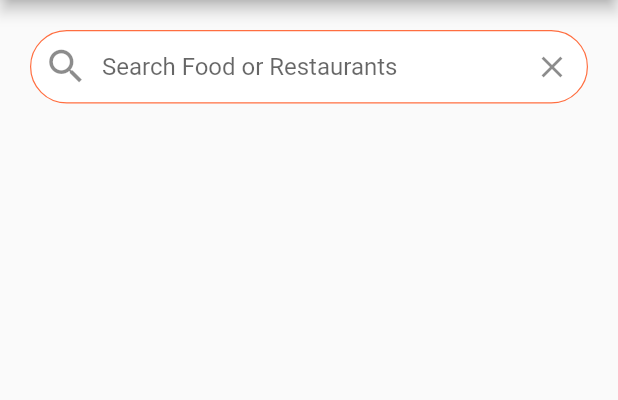
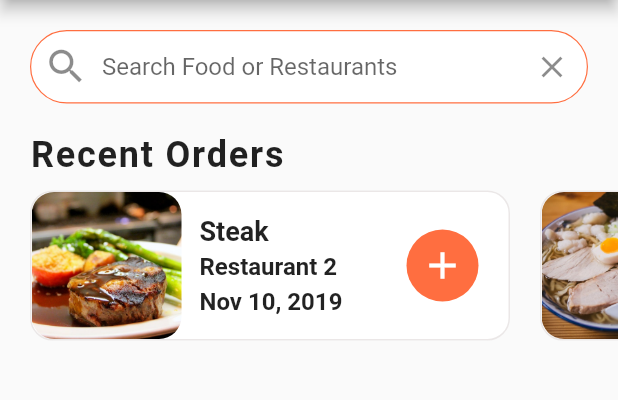
Before and after one commit to mrmezan06/food_delivery_ui, a Flutter app: the screen it shows after launch, on a phone screen of 412 x 824 dp, the part 84-484 px from its top. Run offline on Flutter 3.47's test engine with Material 2 defaults, Android fonts, the phone set to English and light mode, and no system bars.

Commit message:
Recent Orders Completed

```diff
--- a/lib/screens/home_screen.dart
+++ b/lib/screens/home_screen.dart
@@ -1,5 +1,6 @@
 import 'package:flutter/material.dart';
 import 'package:food_delivery_ui/data/data.dart';
+import 'package:food_delivery_ui/widgets/recent_orders.dart';
 
 class HomeScreen extends StatefulWidget {
   const HomeScreen({Key? key}) : super(key: key);
@@ -63,6 +64,7 @@ class _HomeScreenState extends State<HomeScreen> {
               ),
             ),
           ),
+          RecentOrders(),
         ],
       ),
     );
--- /dev/null
+++ b/lib/widgets/recent_orders.dart
@@ -0,0 +1,123 @@
+import 'package:flutter/cupertino.dart';
+import 'package:flutter/material.dart';
+import 'package:food_delivery_ui/data/data.dart';
+import 'package:food_delivery_ui/models/order.dart';
+
+class RecentOrders extends StatelessWidget {
+  _buildRecentOrder(BuildContext context, Order order){
+    return Container(
+      margin: EdgeInsets.all(10.0),
+      width: 320.0,
+      decoration: BoxDecoration(
+        color: Colors.white,
+        borderRadius: BorderRadius.circular(15.0),
+        border: Border.all(
+          width: 1.0,
+          color: const Color.fromARGB(100, 203, 195, 195),
+        )
+      ),
+      child: Row(
+        mainAxisAlignment: MainAxisAlignment.spaceBetween,
+        children: <Widget>[
+          Expanded(child:
+      Row(
+          children: [
+          ClipRRect(
+          borderRadius: BorderRadius.circular(15.0),
+      child: Image(
+        height: 100.0,
+        width: 100.0,
+        image: AssetImage(order.food.imageUrl),
+        fit: BoxFit.cover,
+      ),
+    ),
+              Expanded(
+                child: Container(
+                  margin: EdgeInsets.all(12.0),
+                  child: Column(
+                    mainAxisAlignment: MainAxisAlignment.center,
+                    crossAxisAlignment: CrossAxisAlignment.start,
+                    children: <Widget>[
+                      Text(order.food.name,
+                        style: const TextStyle(
+                          fontSize: 18.0,
+                          fontWeight: FontWeight.bold,
+                        ),
+                        overflow: TextOverflow.ellipsis,
+                      ),
+                      const SizedBox(height: 4.0),
+                      Text(order.restaurant.name,
+                        style: const TextStyle(
+                          fontSize: 16.0,
+                          fontWeight: FontWeight.w600,
+                        ),
+                        overflow: TextOverflow.ellipsis,
+                      ),
+                      const SizedBox(height: 4.0),
+                      Text(order.date,
+                        style: const TextStyle(
+                          fontSize: 16.0,
+                          fontWeight: FontWeight.w600,
+                        ),
+                        overflow: TextOverflow.ellipsis,
+                      ),
+                    ],
+                  ),
+                ),
+              ),
+            ],
+          ),
+          ),
+
+          Container(
+            margin: const EdgeInsets.only(right: 20.0),
+            width: 48.0,
+            decoration: BoxDecoration(
+              color: Theme.of(context).primaryColor,
+              borderRadius: BorderRadius.circular(30.0),
+            ),
+            child: IconButton(
+              icon: const Icon(Icons.add),
+              iconSize: 30.0,
+              color: Colors.white,
+              onPressed: () {  },
+            ),
+          )
+        ],
+      ),
+    );
+  }
+
+  @override
+  Widget build(BuildContext context) {
+    return Column(
+      crossAxisAlignment: CrossAxisAlignment.start,
+      children: <Widget>[
+        const Padding(
+          padding: EdgeInsets.symmetric(horizontal: 20.0),
+          child: Text('Recent Orders',
+            style: TextStyle(
+                fontSize: 24.0,
+                fontWeight: FontWeight.w600,
+                letterSpacing: 1.2,
+            ),
+          ),
+        ),
+        Container(
+        height: 120.0,
+          //color: Colors.blue,
+          child: ListView.builder(
+            physics: const BouncingScrollPhysics(), //only for android bouncy effect
+            padding: const EdgeInsets.only(left: 10.0),
+            scrollDirection: Axis.horizontal,
+            itemCount: currentUser.orders.length,
+            itemBuilder: (BuildContext context, int index){
+              Order order = currentUser.orders[index];
+              return _buildRecentOrder(context, order);
+            },
+          ),
+        ),
+      ],
+    );
+  }
+}
```
